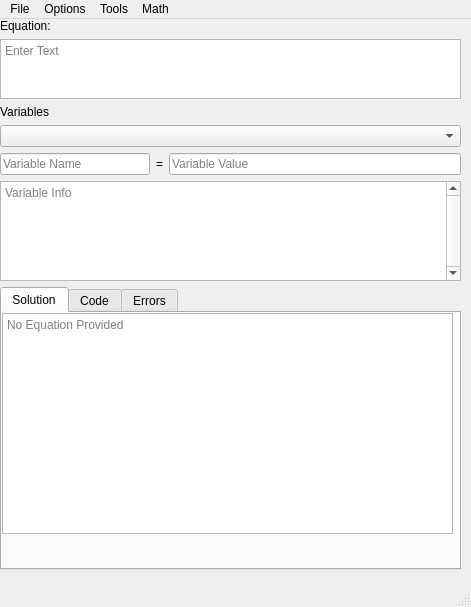
The window that main.ui (smartycope/MathTranspiler) describes before a commit, drawn with Qt 5.
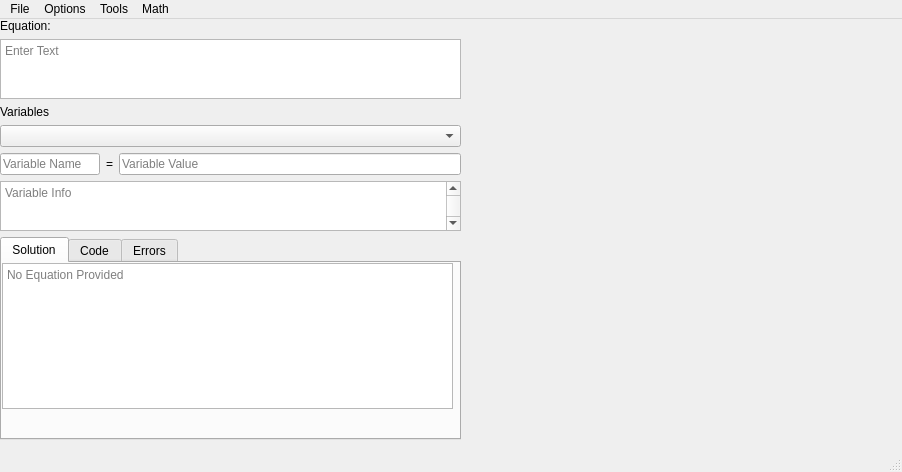
The same window after the commit.

```diff
--- a/main.ui
+++ b/main.ui
@@ -6,8 +6,8 @@
    <rect>
     <x>0</x>
     <y>0</y>
-    <width>471</width>
-    <height>607</height>
+    <width>902</width>
+    <height>472</height>
    </rect>
   </property>
   <property name="windowTitle">
@@ -20,7 +20,7 @@
       <x>0</x>
       <y>0</y>
       <width>461</width>
-      <height>551</height>
+      <height>421</height>
      </rect>
     </property>
     <layout class="QVBoxLayout" name="verticalLayout">
@@ -81,7 +81,7 @@
         <widget class="QLineEdit" name="varNamer">
          <property name="maximumSize">
           <size>
-           <width>150</width>
+           <width>100</width>
            <height>16777215</height>
           </size>
          </property>
@@ -123,7 +123,7 @@
        <property name="maximumSize">
         <size>
          <width>16777215</width>
-         <height>100</height>
+         <height>50</height>
         </size>
        </property>
        <property name="sizeIncrement">
@@ -142,8 +142,8 @@
         <string>&lt;!DOCTYPE HTML PUBLIC &quot;-//W3C//DTD HTML 4.0//EN&quot; &quot;http://www.w3.org/TR/REC-html40/strict.dtd&quot;&gt;
 &lt;html&gt;&lt;head&gt;&lt;meta name=&quot;qrichtext&quot; content=&quot;1&quot; /&gt;&lt;style type=&quot;text/css&quot;&gt;
 p, li { white-space: pre-wrap; }
-&lt;/style&gt;&lt;/head&gt;&lt;body style=&quot; font-family:'Sans Serif'; font-size:10pt; font-weight:400; font-style:normal;&quot;&gt;
-&lt;p style=&quot;-qt-paragraph-type:empty; margin-top:0px; margin-bottom:0px; margin-left:0px; margin-right:0px; -qt-block-indent:0; text-indent:0px;&quot;&gt;&lt;br /&gt;&lt;/p&gt;&lt;/body&gt;&lt;/html&gt;</string>
+&lt;/style&gt;&lt;/head&gt;&lt;body style=&quot; font-family:'Noto Sans'; font-size:10pt; font-weight:400; font-style:normal;&quot;&gt;
+&lt;p style=&quot;-qt-paragraph-type:empty; margin-top:0px; margin-bottom:0px; margin-left:0px; margin-right:0px; -qt-block-indent:0; text-indent:0px; font-family:'Sans Serif';&quot;&gt;&lt;br /&gt;&lt;/p&gt;&lt;/body&gt;&lt;/html&gt;</string>
        </property>
        <property name="placeholderText">
         <string>Variable Info</string>
@@ -168,9 +168,15 @@
            <x>0</x>
            <y>0</y>
            <width>451</width>
-           <height>221</height>
+           <height>146</height>
           </rect>
          </property>
+         <property name="maximumSize">
+          <size>
+           <width>16777215</width>
+           <height>150</height>
+          </size>
+         </property>
          <property name="sizeIncrement">
           <size>
            <width>0</width>
@@ -256,14 +262,24 @@
      </item>
     </layout>
    </widget>
+   <widget class="QWidget" name="svgBox" native="true">
+    <property name="geometry">
+     <rect>
+      <x>600</x>
+      <y>40</y>
+      <width>201</width>
+      <height>171</height>
+     </rect>
+    </property>
+   </widget>
   </widget>
   <widget class="QMenuBar" name="menubar">
    <property name="geometry">
     <rect>
      <x>0</x>
      <y>0</y>
-     <width>471</width>
-     <height>30</height>
+     <width>902</width>
+     <height>23</height>
     </rect>
    </property>
    <widget class="QMenu" name="menuFile">
```
Left out of the diff: 24 changed lines with no effect on the pictures.
